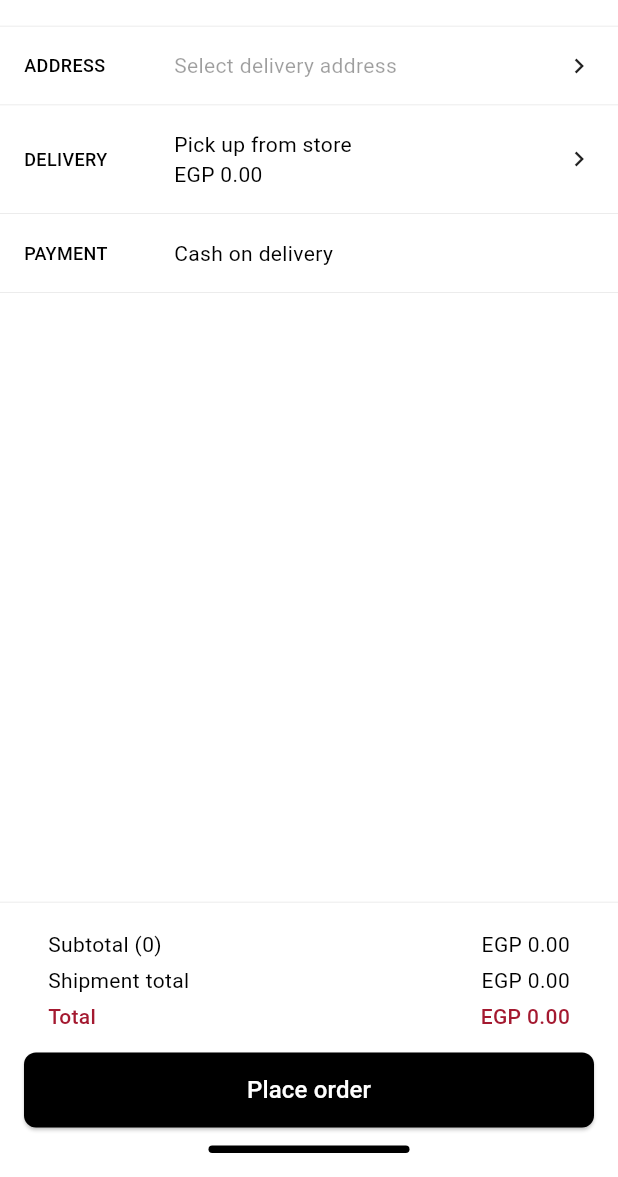
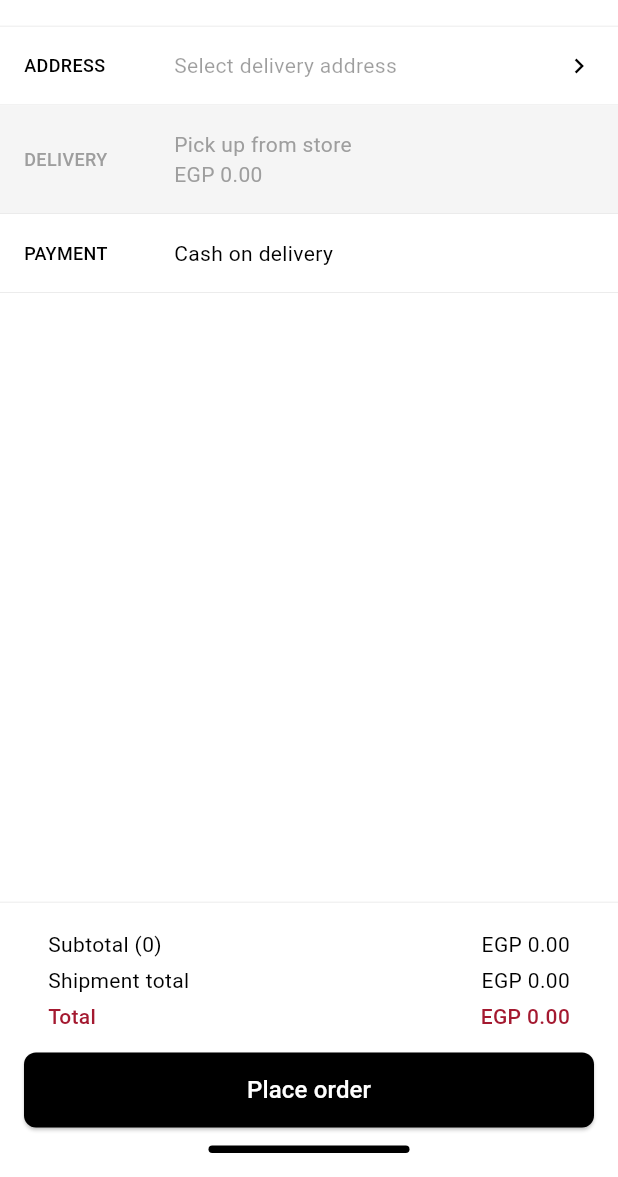
Before and after one commit to iSeFz/ELEVATE-Mobile, a Flutter app: the _OrderScreenBody screen opened directly with empty values, on a phone screen of 412 x 824 dp, the part 59-1236 px from its top. Run offline on Flutter 3.47's test engine with Material 3 defaults, Android fonts, the phone set to English and light mode, and no system bars; our stand-ins replace bloc, camera, firebase_auth, firebase_core, flutter_bloc, google_sign_in; accounts and stored records are empty; network calls fail.

Commit message:
fixed navigation issues in cart and order screens

```diff
--- a/elevate/lib/features/order/presentation/screens/order_page.dart
+++ b/elevate/lib/features/order/presentation/screens/order_page.dart
@@ -33,9 +33,9 @@ class OrderScreen extends StatelessWidget {
               context,
             ).showSnackBar(SnackBar(content: Text(state.message)));
           }
-          // if (state is OrderReleased) {
-          //   Navigator.of(context).maybePop();
-          // }
+          if (state is OrderReleased) {
+            Navigator.of(context).pop();
+          }
           if (state is OrderPlaced) {
             showDialog(
               context: context,
@@ -49,7 +49,10 @@ class OrderScreen extends StatelessWidget {
                   actions: [
                     TextButton(
                       onPressed: () {
-                        // Go to home page / order history
+                        // Close all screens back to cart screen for now
+                        Navigator.of(context).popUntil((route) => route.isFirst);
+                        // Alternatively, navigate to order history
+                        // Navigator.of(context).pushReplacementNamed('/orderHistory');
                       },
                       child: const Text('OK'),
                     ),
@@ -81,7 +84,7 @@ class OrderScreen extends StatelessWidget {
               ),
               body: const Center(child: CircularProgressIndicator()),
             );
-          } else if (state is OrderLoaded) {
+          } else if (state is OrderLoaded || state is OrderPlaced) {
             return _OrderScreenBody(
               orderId: orderId,
               userId: userId,
@@ -238,6 +241,8 @@ class _OrderScreenBody extends StatelessWidget {
 
   Widget _buildOrderSections(BuildContext context) {
     final cubit = context.read<OrderCubit>();
+    final hasAddress = cubit.selectedAddress != null;
+
     final sections = [
       {
         'label': 'ADDRESS',
@@ -248,28 +253,33 @@ class _OrderScreenBody extends StatelessWidget {
       {
         'label': 'DELIVERY',
         'content': [
-          cubit.selectedShipmentType == ShipmentTypes.standard
+          // Always show "Pick up from store" when no address is selected
+          !hasAddress
+              ? 'Pick up from store'
+              : cubit.selectedShipmentType == ShipmentTypes.standard
                   ? 'Standard Delivery (3-4 days)'
                   : cubit.selectedShipmentType == ShipmentTypes.express
                       ? 'Express Delivery (1-2 day)'
                       : 'Pick up from store',
           'EGP ${cubit.shipmentFee.toStringAsFixed(2)}',
         ],
-        'onTap': () => _showDeliveryOptions(context),
+        // Only allow shipment selection if an address is selected
+        'onTap': hasAddress ? () => _showDeliveryOptions(context) : null,
+        'disabled': !hasAddress,
       },
       {'label': 'PAYMENT', 'content': 'Cash on delivery'},
     ];
 
     return Column(
-      children:
-          sections.map((section) {
+      children: sections.map((section) {
         return GestureDetector(
           onTap: section['onTap'] as void Function()?,
           child: OrderSection(
             label: section['label'] as String,
             content: section['content'],
             isPlaceholder: section['placeholder'] == true,
-                showArrow: section['label'] != 'PAYMENT',
+            showArrow: section['label'] != 'PAYMENT' && section['disabled'] != true,
+            disabled: section['disabled'] == true,
           ),
         );
       }).toList(),
@@ -401,11 +411,35 @@ class _OrderScreenBody extends StatelessWidget {
           backgroundColor: Colors.white,
           elevation: 0,
           centerTitle: true,
-          leading:
-              Navigator.canPop(context)
+          leading: Navigator.canPop(context)
               ? IconButton(
                   icon: const Icon(Icons.chevron_left, size: 24),
-                    onPressed: () => Navigator.maybePop(context),
+                  onPressed: () async {
+                    // Use the same confirmation logic as WillPopScope
+                    final shouldLeave = await showDialog<bool>(
+                      context: context,
+                      builder: (context) => AlertDialog(
+                        title: const Text('Leave Checkout?'),
+                        content: const Text(
+                          'If you leave now, you will lose your reserved items. Do you want to continue?',
+                        ),
+                        actions: [
+                          TextButton(
+                            onPressed: () => Navigator.of(context).pop(false),
+                            child: const Text('No'),
+                          ),
+                          TextButton(
+                            onPressed: () => Navigator.of(context).pop(true),
+                            child: const Text('Yes'),
+                          ),
+                        ],
+                      ),
+                    );
+                    if (shouldLeave == true && context.mounted) {
+                      await context.read<OrderCubit>().releaseOrder(orderId, userId);
+                      if (context.mounted) Navigator.of(context).pop();
+                    }
+                  },
                 )
               : null,
           title: const Text(
--- a/elevate/lib/features/order/presentation/widgets/order_section.dart
+++ b/elevate/lib/features/order/presentation/widgets/order_section.dart
@@ -5,6 +5,7 @@ class OrderSection extends StatelessWidget {
   final dynamic content;
   final bool isPlaceholder;
   final bool showArrow;
+  final bool disabled;
 
   const OrderSection({
     super.key,
@@ -12,16 +13,18 @@ class OrderSection extends StatelessWidget {
     required this.content,
     this.isPlaceholder = false,
     this.showArrow = true,
+    this.disabled = false,
   });
 
   @override
   Widget build(BuildContext context) {
     return Container(
       padding: const EdgeInsets.all(16),
-      decoration: const BoxDecoration(
-        border: Border(
+      decoration: BoxDecoration(
+        border: const Border(
           bottom: BorderSide(color: Color(0xFFE6E6E6), width: 0.5),
         ),
+        color: disabled ? const Color(0xFFF5F5F5) : Colors.white,
       ),
       child: Row(
         children: [
@@ -29,10 +32,10 @@ class OrderSection extends StatelessWidget {
             width: 100,
             child: Text(
               label,
-              style: const TextStyle(
+              style: TextStyle(
                 fontSize: 12,
                 fontWeight: FontWeight.w500,
-                color: Colors.black,
+                color: disabled ? Colors.grey : Colors.black,
               ),
             ),
           ),
@@ -49,9 +52,11 @@ class OrderSection extends StatelessWidget {
                                   style: TextStyle(
                                     fontSize: 14,
                                     color:
-                                        isPlaceholder
-                                            ? Colors.black38
-                                            : Colors.black,
+                                        disabled
+                                            ? Colors.grey
+                                            : (isPlaceholder
+                                                ? Colors.black38
+                                                : Colors.black),
                                   ),
                                 ),
                               )
@@ -61,11 +66,21 @@ class OrderSection extends StatelessWidget {
                       content.toString(),
                       style: TextStyle(
                         fontSize: 14,
-                        color: isPlaceholder ? Colors.black38 : Colors.black,
+                        color:
+                            disabled
+                                ? Colors.grey
+                                : (isPlaceholder
+                                    ? Colors.black38
+                                    : Colors.black),
                       ),
                     ),
           ),
-          if (showArrow) const Icon(Icons.chevron_right, size: 20),
+          if (showArrow)
+            Icon(
+              Icons.chevron_right,
+              size: 20,
+              color: disabled ? Colors.grey : Colors.black,
+            ),
         ],
       ),
     );
```
Also changed, not shown: elevate/lib/features/cart/presentation/screens/cart_page.dart (+12 -2 lines), elevate/lib/features/order/data/services/order_service.dart (+3 -4 lines), elevate/lib/features/order/presentation/cubits/order_cubit.dart (+8 -6 lines). Lines whose indentation alone changed are shown as unchanged.
